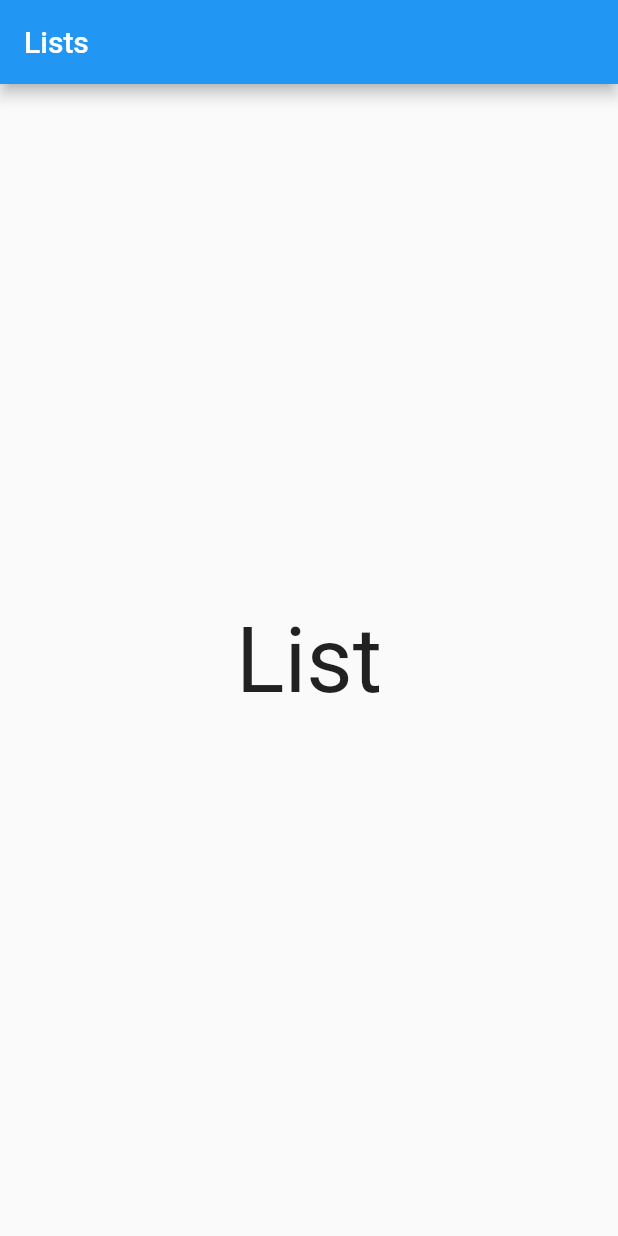
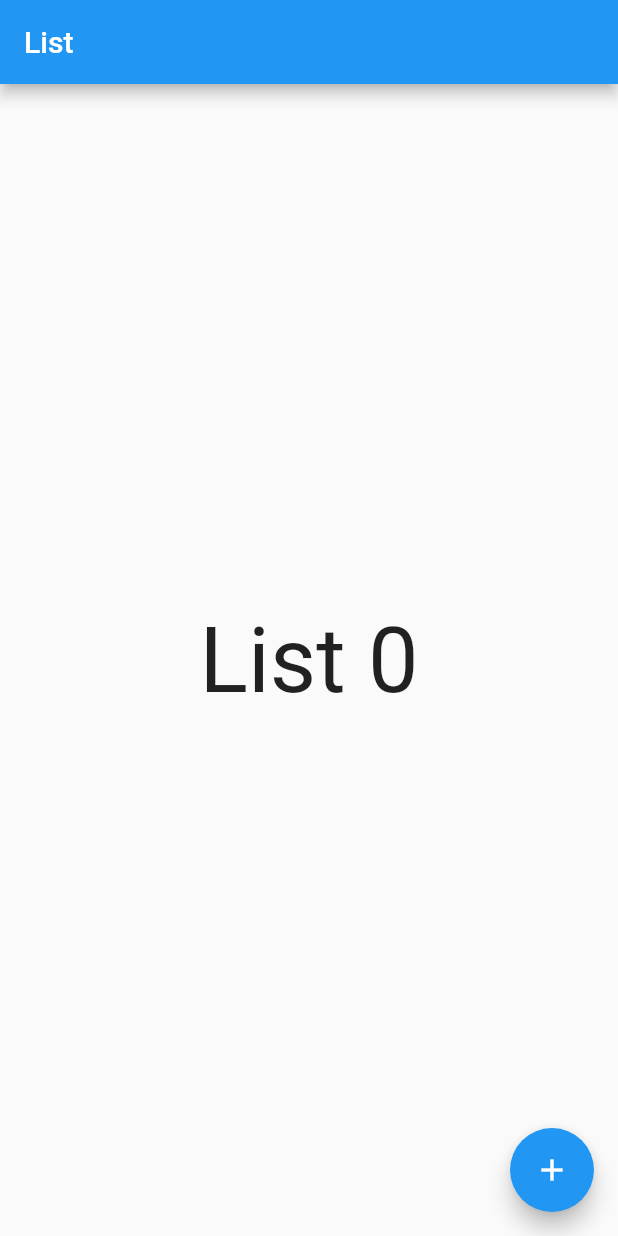
Before and after one commit to super-era/flutter-todo-app, a Flutter app: the ListPage screen opened directly, on a phone screen of 412 x 824 dp. Run offline on Flutter 3.47's test engine with Material 2 defaults, Android fonts, the phone set to English and light mode, and no system bars.

Commit message:
Update main and assoc. pages

```diff
--- a/todo_app/lib/main.dart
+++ b/todo_app/lib/main.dart
@@ -52,10 +52,6 @@ class _MainPageState extends State<MainPage> {
 
   @override
   Widget build(BuildContext context) => Scaffold(
-    appBar: AppBar(
-      title: const Text('To-Do List'),
-      centerTitle: true,
-    ),
     body: IndexedStack(
       index: currentIndex,
       children: screens,
--- a/todo_app/lib/page/list_page.dart
+++ b/todo_app/lib/page/list_page.dart
@@ -1,12 +1,29 @@
 import 'package:flutter/material.dart';
+class ListPage extends StatefulWidget {
+  @override
+  _ListPageState createState() => _ListPageState();
+}
 
-class ListPage extends StatelessWidget {
+class _ListPageState extends State<ListPage> {
+  int _counter = 0;
+
+    void _incrementCounter() {
+    setState(() {
+      _counter++;
+    });
+  }
+
   @override
-  Widget build(BuildContext context) => Scaffold(
+  Widget build(BuildContext content) => Scaffold(
     appBar: AppBar(
-      title: Text('Lists'),
+      title: const Text('List'),
     ),
-    body: Center(child: Text('List', style: TextStyle(fontSize: 60))),
+    body: Center(
+      child: Text('List $_counter', style: const TextStyle(fontSize: 60))),
+    floatingActionButton: FloatingActionButton(
+      onPressed: _incrementCounter,
+      tooltip: 'Increment',
+      child: const Icon(Icons.add),
+    ),
   );
-
 }
```
Also changed, not shown: todo_app/lib/page/home_page.dart (+22 -5 lines), todo_app/lib/page/profile_page.dart (+22 -5 lines), todo_app/lib/page/tracker_page.dart (+22 -5 lines).
